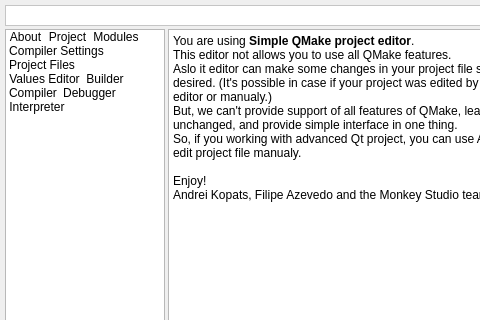
First picture: the form in v2/branches/dev/plugins/xup/QMake/src/gui/UISimpleQMakeEditor.ui, repository testmana2/mks, before the edit; both pictures show x 0 to 480 and y 0 to 320 of the 640 by 480 pixel window.
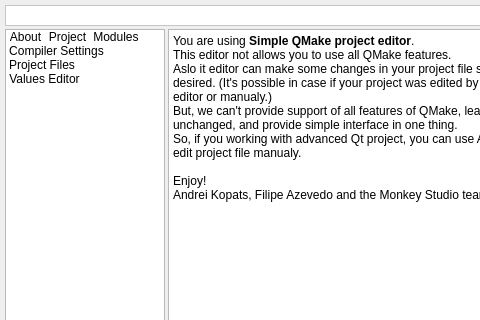
Second picture: the form after the edit. Icons and pictures are not drawn.

Commit message: Remove dead code.

```diff
--- a/v2/branches/dev/plugins/xup/QMake/src/gui/UISimpleQMakeEditor.ui
+++ b/v2/branches/dev/plugins/xup/QMake/src/gui/UISimpleQMakeEditor.ui
@@ -99,42 +99,6 @@
         <normaloff>:/xupeditor/icons/xupeditor/values.png</normaloff>:/xupeditor/icons/xupeditor/values.png</iconset>
       </property>
      </item>
-     <item>
-      <property name="text" >
-       <string>Builder</string>
-      </property>
-      <property name="icon" >
-       <iconset resource="../../../../../monkey/src/resources/resources.qrc" >
-        <normaloff>:/xupeditor/icons/xupeditor/builder.png</normaloff>:/xupeditor/icons/xupeditor/builder.png</iconset>
-      </property>
-     </item>
-     <item>
-      <property name="text" >
-       <string>Compiler</string>
-      </property>
-      <property name="icon" >
-       <iconset resource="../../../../../monkey/src/resources/resources.qrc" >
-        <normaloff>:/xupeditor/icons/xupeditor/compiler.png</normaloff>:/xupeditor/icons/xupeditor/compiler.png</iconset>
-      </property>
-     </item>
-     <item>
-      <property name="text" >
-       <string>Debugger</string>
-      </property>
-      <property name="icon" >
-       <iconset resource="../../../../../monkey/src/resources/resources.qrc" >
-        <normaloff>:/xupeditor/icons/xupeditor/debugger.png</normaloff>:/xupeditor/icons/xupeditor/debugger.png</iconset>
-      </property>
-     </item>
-     <item>
-      <property name="text" >
-       <string>Interpreter</string>
-      </property>
-      <property name="icon" >
-       <iconset resource="../../../../../monkey/src/resources/resources.qrc" >
-        <normaloff>:/xupeditor/icons/xupeditor/interpreter.png</normaloff>:/xupeditor/icons/xupeditor/interpreter.png</iconset>
-      </property>
-     </item>
     </widget>
    </item>
    <item row="1" column="1" >
```
Left out of the diff: 909 changed lines with no effect on the pictures. The commit also changes 1 other file.
